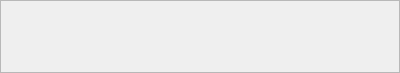
Qt form builder/uis/app_builder_left_header.ui (ufopilot/QT-App-Builder) before a commit.
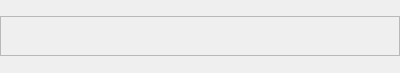
The same form after that commit.

```diff
--- a/builder/uis/app_builder_left_header.ui
+++ b/builder/uis/app_builder_left_header.ui
@@ -34,7 +34,13 @@
      <property name="minimumSize">
       <size>
        <width>0</width>
-       <height>38</height>
+       <height>40</height>
+      </size>
+     </property>
+     <property name="maximumSize">
+      <size>
+       <width>16777215</width>
+       <height>40</height>
       </size>
      </property>
      <property name="frameShape">
@@ -43,9 +49,9 @@
      <property name="frameShadow">
       <enum>QFrame::Raised</enum>
      </property>
-     <layout class="QGridLayout" name="gridLayout">
+     <layout class="QGridLayout" name="gridLayout" rowstretch="0" columnminimumwidth="50,50">
       <property name="leftMargin">
-       <number>7</number>
+       <number>3</number>
       </property>
       <property name="topMargin">
        <number>0</number>
@@ -57,17 +63,48 @@
        <number>0</number>
       </property>
       <property name="horizontalSpacing">
-       <number>10</number>
+       <number>45</number>
       </property>
       <property name="verticalSpacing">
        <number>0</number>
       </property>
       <item row="0" column="0" alignment="Qt::AlignLeft">
        <widget class="QPushButton" name="toggleLeft">
+        <property name="minimumSize">
+         <size>
+          <width>34</width>
+          <height>34</height>
+         </size>
+        </property>
         <property name="maximumSize">
          <size>
-          <width>24</width>
-          <height>24</height>
+          <width>34</width>
+          <height>34</height>
+         </size>
+        </property>
+        <property name="text">
+         <string/>
+        </property>
+        <property name="checkable">
+         <bool>true</bool>
+        </property>
+        <property name="flat">
+         <bool>true</bool>
+        </property>
+       </widget>
+      </item>
+      <item row="0" column="1" alignment="Qt::AlignRight">
+       <widget class="QPushButton" name="builderSettings">
+        <property name="minimumSize">
+         <size>
+          <width>34</width>
+          <height>34</height>
+         </size>
+        </property>
+        <property name="maximumSize">
+         <size>
+          <width>34</width>
+          <height>34</height>
          </size>
         </property>
         <property name="text">
```
